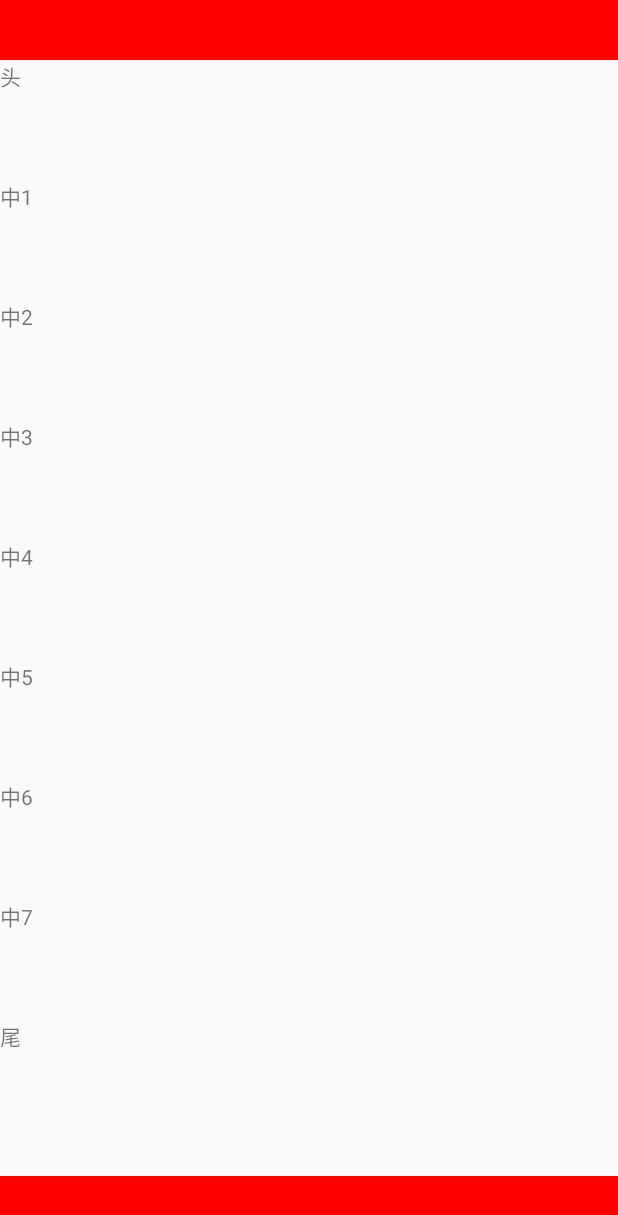
After one commit to crazyzhangxl/WindowShowDemo, an Android app: the DialogActivity screen opened directly, with no data from a screen before it, on a phone screen of 412 x 824 dp. The commit adds this screen. Shown: the top 1215 px of the screen. Run offline under Robolectric (Android 15) with nearby library versions, the phone set to English and light mode, and no system bars.

Commit message:
新增更新 自定义吐司以及dialog效果

```diff
--- a/app/src/main/AndroidManifest.xml
+++ b/app/src/main/AndroidManifest.xml
@@ -11,7 +11,10 @@
         android:supportsRtl="true"
         android:theme="@style/AppTheme"
         tools:ignore="GoogleAppIndexingWarning">
-        <activity android:name=".loading.StaticLoadActivity"></activity>
+        <activity
+            android:name=".dialog.DialogActivity"
+            android:windowSoftInputMode="adjustPan" />
+        <activity android:name=".loading.StaticLoadActivity" />
         <activity android:name=".delay.DelayDialogActivity" />
         <activity
             android:name=".xianyu.PubActivity"
--- /dev/null
+++ b/app/src/main/java/com/example/windowshowdemo/dialog/DialogActivity.java
@@ -0,0 +1,32 @@
+package com.example.windowshowdemo.dialog;
+
+import android.content.Intent;
+import android.support.v7.app.AppCompatActivity;
+import android.os.Bundle;
+import android.view.View;
+
+import com.example.windowshowdemo.PopNiceActivity;
+import com.example.windowshowdemo.R;
+
+public class DialogActivity extends AppCompatActivity {
+
+    @Override
+    protected void onCreate(Bundle savedInstanceState) {
+        super.onCreate(savedInstanceState);
+        setContentView(R.layout.activity_dialog);
+
+        findViewById(R.id.btnSHow).setOnClickListener(new View.OnClickListener() {
+            @Override
+            public void onClick(View v) {
+                new ContentDialog(DialogActivity.this,R.style.ShowDialog).show();
+            }
+        });
+
+        findViewById(R.id.btnNext).setOnClickListener(new View.OnClickListener() {
+            @Override
+            public void onClick(View v) {
+                startActivity(new Intent(DialogActivity.this, PopNiceActivity.class));
+            }
+        });
+    }
+}
--- a/app/src/main/java/com/example/windowshowdemo/dialogfragment/UpdateFragment.java
+++ b/app/src/main/java/com/example/windowshowdemo/dialogfragment/UpdateFragment.java
@@ -23,7 +23,7 @@ public class UpdateFragment extends BaseDialogFragment {
 
     @Override
     public void onCreate(Bundle savedInstanceState) {
-        setLocal(Local.CENTER);
+        setLocal(Local.BOTTOM);
         super.onCreate(savedInstanceState);
     }
 
--- /dev/null
+++ b/app/src/main/res/drawable/bg_toast.xml
@@ -0,0 +1,6 @@
+<?xml version="1.0" encoding="utf-8"?>
+<shape android:shape="rectangle"
+    xmlns:android="http://schemas.android.com/apk/res/android">
+    <corners android:radius="6dp"/>
+    <solid android:color="#cc555555" />
+</shape>
--- /dev/null
+++ b/app/src/main/res/layout/activity_dialog.xml
@@ -0,0 +1,74 @@
+<?xml version="1.0" encoding="utf-8"?>
+<RelativeLayout xmlns:android="http://schemas.android.com/apk/res/android"
+    xmlns:app="http://schemas.android.com/apk/res-auto"
+    xmlns:tools="http://schemas.android.com/tools"
+    android:layout_width="match_parent"
+    android:layout_height="match_parent"
+    tools:context=".dialog.DialogActivity">
+    <LinearLayout
+        android:id="@+id/head"
+        android:orientation="vertical"
+        android:background="@color/red0"
+        android:layout_width="match_parent"
+        android:layout_height="40dp">
+    </LinearLayout>
+    <LinearLayout
+        android:id="@+id/bottom"
+        android:orientation="vertical"
+        android:layout_alignParentBottom="true"
+        android:background="@color/red0"
+        android:layout_width="match_parent"
+        android:layout_height="40dp">
+    </LinearLayout>
+    <ScrollView
+        android:layout_below="@id/head"
+        android:layout_above="@id/bottom"
+        android:overScrollMode="never"
+        android:fillViewport="true"
+        android:layout_width="match_parent"
+        android:layout_height="match_parent">
+        <LinearLayout
+            android:orientation="vertical"
+            android:layout_width="match_parent"
+            android:layout_height="wrap_content">
+            <TextView
+                android:text="头"
+                android:layout_width="match_parent"
+                android:layout_height="80dp" />
+            <TextView
+                android:text="中1"
+                android:layout_width="match_parent"
+                android:layout_height="80dp" />
+            <TextView
+                android:text="中2"
+                android:layout_width="match_parent"
+                android:layout_height="80dp" />
+            <TextView
+                android:text="中3"
+                android:layout_width="match_parent"
+                android:layout_height="80dp" />
+            <TextView
+                android:id="@+id/btnSHow"
+                android:text="中4"
+                android:layout_width="match_parent"
+                android:layout_height="80dp" />
+            <TextView
+                android:id="@+id/btnNext"
+                android:text="中5"
+                android:layout_width="match_parent"
+                android:layout_height="80dp" />
+            <TextView
+                android:text="中6"
+                android:layout_width="match_parent"
+                android:layout_height="80dp" />
+            <TextView
+                android:text="中7"
+                android:layout_width="match_parent"
+                android:layout_height="80dp" />
+            <TextView
+                android:text="尾"
+                android:layout_width="match_parent"
+                android:layout_height="80dp" />
+        </LinearLayout>
+    </ScrollView>
+</RelativeLayout>
--- a/app/src/main/res/layout/activity_main.xml
+++ b/app/src/main/res/layout/activity_main.xml
@@ -80,6 +80,12 @@ tools:context="com.example.windowshowdemo.MainActivity">
                 android:id="@+id/btnUpdate"
                 android:layout_width="wrap_content"
                 android:layout_height="wrap_content" />
+            <Button
+                android:textAllCaps="false"
+                android:text="dialog样式效果"
+                android:id="@+id/dialogTheme"
+                android:layout_width="wrap_content"
+                android:layout_height="wrap_content" />
         </LinearLayout>
         <LinearLayout
             android:orientation="horizontal"
--- a/app/src/main/res/values/styles.xml
+++ b/app/src/main/res/values/styles.xml
@@ -72,7 +72,7 @@
 
     <style name="BottomDialog" parent="@android:style/Theme.Dialog">
         <item name="android:windowFrame">@null</item>
-        <item name="android:windowIsFloating">true</item>
+        <item name="android:windowIsFloating">false</item> <!--不浮现在活动上-->
         <item name="android:windowIsTranslucent">true</item>
         <item name="android:windowNoTitle">true</item>
         <item name="android:windowTitleStyle">@null</item>
@@ -106,5 +106,30 @@
         <item name="android:windowExitAnimation">@anim/slide_out_to_bottom</item>
     </style>
 
+    <style name="CustomDialog" parent="@android:style/Theme.Dialog">
+        <item name="android:windowFrame">@null</item>
+        <item name="android:windowIsFloating">true</item>
+        <item name="android:windowIsTranslucent">true</item>
+        <item name="android:windowNoTitle">true</item>
+        <item name="android:windowTitleStyle">@null</item>
+        <item name="android:background">@android:color/transparent</item>
+        <!-- 窗体背景 -->
+        <item name="android:windowBackground">@android:color/transparent</item>
+        <item name="android:colorBackgroundCacheHint">@null</item>
+        <item name="android:windowAnimationStyle">@style/CenterDialogAnimationStyle</item>
+        <item name="android:windowSoftInputMode">adjustPan</item>
+        <item name="android:backgroundDimEnabled">true</item>
+    </style>
+
+    <style name="ShowDialog" parent="@android:style/Theme.Dialog">
+        <item name="android:windowFrame">@null</item>
+        <item name="android:windowIsFloating">true</item>
+        <item name="android:windowIsTranslucent">true</item>
+        <item name="android:windowNoTitle">true</item>
+        <item name="android:background">@android:color/transparent</item>
+        <item name="android:windowBackground">@android:color/transparent</item>
+        <item name="android:backgroundDimEnabled">true</item>
+        <item name="android:backgroundDimAmount">0.6</item>
+    </style>
 
 </resources>
```
Also changed, not shown: app/src/main/java/com/example/windowshowdemo/MainActivity.java (+11 -1 lines), app/src/main/java/com/example/windowshowdemo/dialog/ContentDialog.java (added, +41 -0 lines), app/src/main/java/com/example/windowshowdemo/loading/StaticLoadActivity.java (+17 -0 lines), app/src/main/java/com/example/windowshowdemo/toast/MyToast.java (added, +42 -0 lines), app/src/main/res/drawable/houseajk_bottom_devider.xml (added, +14 -0 lines), app/src/main/res/layout/activity_static_load.xml (+15 -0 lines), app/src/main/res/layout/dialog_content.xml (added, +33 -0 lines), app/src/main/res/layout/toast_layout.xml (added, +21 -0 lines).
